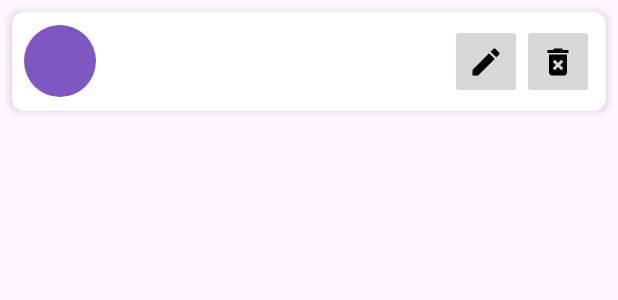
After one commit to Melendo/PAD-2024-25-Keeperly, an Android app: the layout fragment_card_cuenta.xml on its own in the app's theme, with its tools: preview values and no code run, on a phone screen of 412 x 824 dp. The commit adds this screen. Shown: the top 300 px of the screen. Run offline under Robolectric (Android 15) with nearby library versions, the phone set to English and light mode, and no system bars.

```diff
--- a/app/src/main/java/es/ucm/fdi/keeperly/data/local/database/dao/CuentaDAO.java
+++ b/app/src/main/java/es/ucm/fdi/keeperly/data/local/database/dao/CuentaDAO.java
@@ -4,6 +4,7 @@ import androidx.room.*;
 
 import java.util.List;
 
+import es.ucm.fdi.keeperly.data.local.database.entities.Categoria;
 import es.ucm.fdi.keeperly.data.local.database.entities.Cuenta;
 
 @Dao
--- a/app/src/main/res/layout-w1240dp/fragment_crear_cuenta.xml
+++ b/app/src/main/res/layout-w1240dp/fragment_crear_cuenta.xml
@@ -6,7 +6,7 @@
     android:layout_width="match_parent"
     android:layout_height="match_parent"
     android:fillViewport="true"
-    tools:context=".ui.cuenta.CreateAccountFragment">
+    tools:context=".ui.cuenta.CrearCuentaFragment">
 
     <androidx.constraintlayout.widget.ConstraintLayout
         android:layout_width="match_parent"
--- a/app/src/main/res/layout-w936dp/fragment_crear_cuenta.xml
+++ b/app/src/main/res/layout-w936dp/fragment_crear_cuenta.xml
@@ -6,7 +6,7 @@
     android:layout_width="match_parent"
     android:layout_height="match_parent"
     android:fillViewport="true"
-    tools:context=".ui.cuenta.CreateAccountFragment">
+    tools:context=".ui.cuenta.CrearCuentaFragment">
 
     <androidx.constraintlayout.widget.ConstraintLayout
         android:layout_width="match_parent"
--- /dev/null
+++ b/app/src/main/res/layout/fragment_card_cuenta.xml
@@ -0,0 +1,57 @@
+<androidx.cardview.widget.CardView
+    xmlns:android="http://schemas.android.com/apk/res/android"
+    xmlns:app="http://schemas.android.com/apk/res-auto"
+    android:layout_width="match_parent"
+    android:layout_height="wrap_content"
+    android:layout_margin="8dp"
+    app:cardCornerRadius="8dp"
+    app:cardElevation="4dp">
+
+    <LinearLayout
+        android:layout_width="match_parent"
+        android:layout_height="wrap_content"
+        android:orientation="horizontal"
+        android:padding="8dp"
+        android:gravity="center_vertical">
+
+        <!-- Icono circular con la inicial -->
+        <TextView
+            android:id="@+id/iconoCuenta"
+            android:layout_width="48dp"
+            android:layout_height="48dp"
+            android:layout_marginEnd="8dp"
+            android:gravity="center"
+            android:background="@drawable/circle_background"
+            android:textColor="@android:color/white"
+            android:textSize="18sp"
+            android:textStyle="bold" />
+
+        <!-- Nombre de la categoría -->
+        <TextView
+            android:id="@+id/nombreCuenta"
+            android:layout_width="0dp"
+            android:layout_height="wrap_content"
+            android:layout_weight="1"
+            android:textSize="18sp"
+            android:textStyle="bold" />
+
+        <!-- Botón editar -->
+        <ImageButton
+            android:id="@+id/editarCuenta"
+            android:layout_width="48dp"
+            android:layout_height="50dp"
+            android:contentDescription="@string/editar"
+            android:src="@drawable/ic_edit"
+            />
+
+        <!-- Botón eliminar -->
+        <ImageButton
+            android:id="@+id/eliminarCuenta"
+            android:layout_width="48dp"
+            android:layout_height="50dp"
+            android:contentDescription="@string/eliminar"
+            android:src="@drawable/ic_delete"
+            />
+
+    </LinearLayout>
+</androidx.cardview.widget.CardView>
--- a/app/src/main/res/layout/fragment_crear_cuenta.xml
+++ b/app/src/main/res/layout/fragment_crear_cuenta.xml
@@ -6,7 +6,7 @@
     android:layout_width="match_parent"
     android:layout_height="match_parent"
     android:fillViewport="true"
-    tools:context=".ui.cuenta.CreateAccountFragment">
+    tools:context=".ui.cuenta.CrearCuentaFragment">
 
     <androidx.constraintlayout.widget.ConstraintLayout
         android:layout_width="match_parent"
```
Also changed, not shown: app/src/main/java/es/ucm/fdi/keeperly/repository/CuentaRepository.java (+29 -3 lines), app/src/main/java/es/ucm/fdi/keeperly/ui/cuenta/CrearCuentaFragment.java (added, +80 -0 lines), app/src/main/java/es/ucm/fdi/keeperly/ui/cuenta/CreateAccountFragment.java (deleted, +0 -94 lines), app/src/main/java/es/ucm/fdi/keeperly/ui/cuenta/CreateAccountViewModel.java (deleted, +0 -65 lines), app/src/main/java/es/ucm/fdi/keeperly/ui/cuenta/CreateAccountViewModelFactory.java (deleted, +0 -21 lines), app/src/main/java/es/ucm/fdi/keeperly/ui/cuenta/CreatedAccountView.java (deleted, +0 -13 lines), app/src/main/java/es/ucm/fdi/keeperly/ui/cuenta/CuentaFormState.java (deleted, +0 -37 lines), app/src/main/java/es/ucm/fdi/keeperly/ui/cuenta/CuentaResult.java (deleted, +0 -29 lines), app/src/main/java/es/ucm/fdi/keeperly/ui/cuenta/CuentasViewModel.java (added, +60 -0 lines).
